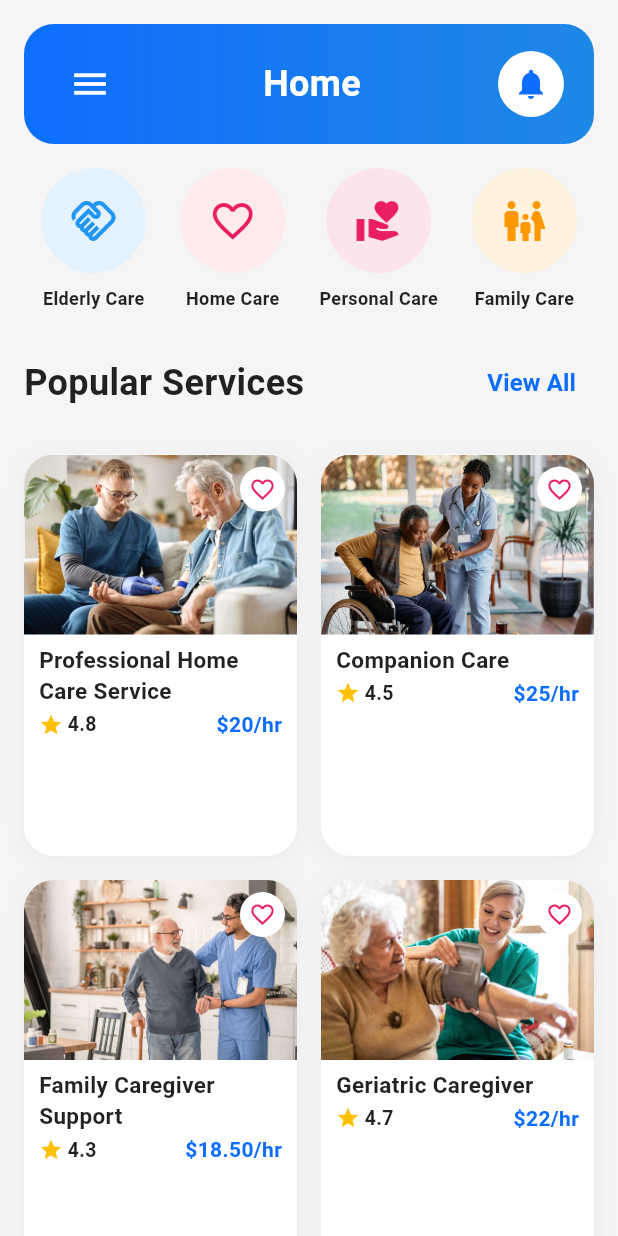
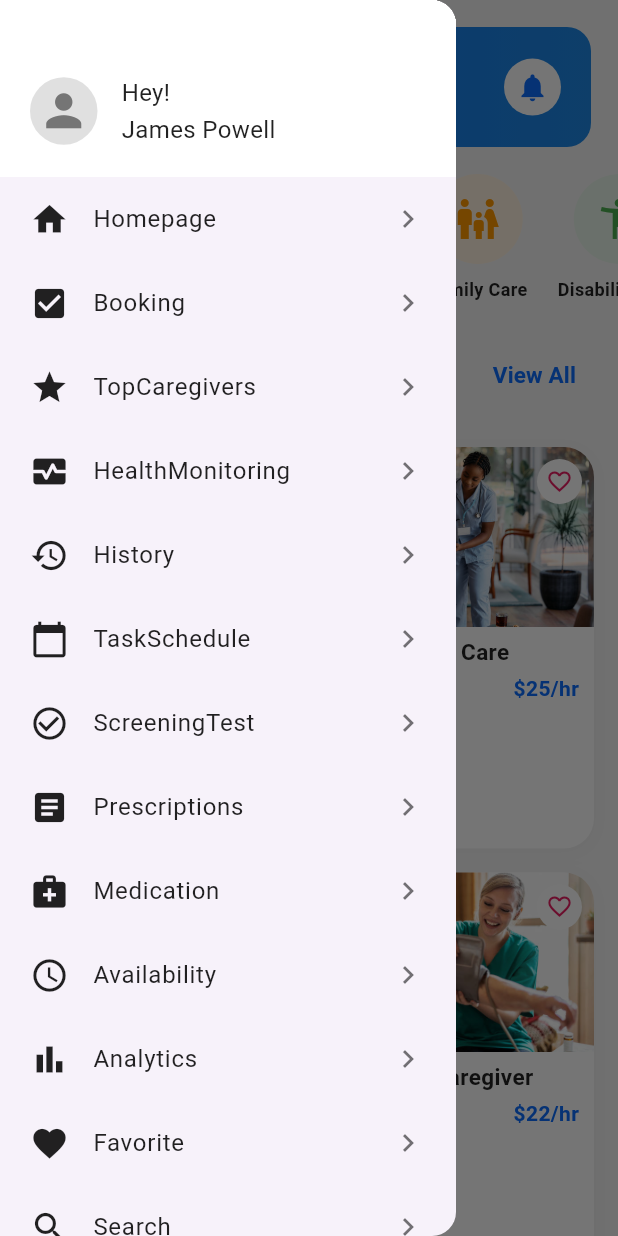
Before and after one commit to Sridharfiles/HomecareCRM, a Flutter app: the screen it shows after launch, after a tap on "Login", after a tap on the "menu" icon, on a phone screen of 412 x 824 dp. Run offline on Flutter 3.47's test engine with Material 3 defaults, Android fonts, the light colour scheme and no system bars.

Commit message:
slidedrawer added

```diff
--- a/lib/card.dart
+++ b/lib/card.dart
@@ -102,7 +102,7 @@ class _ServiceCardState extends State<ServiceCard> {
                     maxLines: 2,
                     overflow: TextOverflow.ellipsis,
                   ),
-                  const SizedBox(height: 2),
+                  const SizedBox(height: 4),
                   Row(
                     mainAxisAlignment: MainAxisAlignment.spaceBetween,
                     children: [
--- a/lib/screens/home.dart
+++ b/lib/screens/home.dart
@@ -1,6 +1,7 @@
 import 'package:flutter/material.dart';
 import 'package:homecarecrm/card.dart';
 import 'package:homecarecrm/data.dart';
+import 'package:homecarecrm/screens/slidefrawer/slidedrawer.dart';
 
 class HomePage extends StatelessWidget {
   const HomePage({Key? key}) : super(key: key);
@@ -9,12 +10,13 @@ class HomePage extends StatelessWidget {
   Widget build(BuildContext context) {
     return Scaffold(
       backgroundColor: Colors.grey[100],
+      drawer: const SlideDrawer(), // Add drawer here
       body: SafeArea(
         child: Column(
           children: [
             // Header
             Container(
-              margin: const EdgeInsets.all(16),
+              margin: const EdgeInsets.all(18),
               padding: const EdgeInsets.symmetric(horizontal: 20, vertical: 16),
               decoration: BoxDecoration(
                 gradient: const LinearGradient(
@@ -25,29 +27,35 @@ class HomePage extends StatelessWidget {
                     Color(0xFF1E88E5),
                   ],
                 ),
-                borderRadius: BorderRadius.circular(20),
+                borderRadius: BorderRadius.circular(16),
               ),
               child: Row(
                 mainAxisAlignment: MainAxisAlignment.spaceBetween,
                 children: [
-                  IconButton(
-                    onPressed: () {},
-                    icon: const Icon(
-                      Icons.menu,
-                      color: Colors.white,
-                      size: 28,
-                    ),
+                  Builder(
+                    builder: (BuildContext context) {
+                      return IconButton(
+                        onPressed: () {
+                          Scaffold.of(context).openDrawer();
+                        },
+                        icon: const Icon(
+                          Icons.menu,
+                          color: Colors.white,
+                          size: 26,
+                        ),
+                      );
+                    },
                   ),
                   const Text(
                     'Home',
                     style: TextStyle(
                       color: Colors.white,
-                      fontSize: 24,
+                      fontSize: 20,
                       fontWeight: FontWeight.w600,
                     ),
                   ),
                   Container(
-                    padding: const EdgeInsets.all(10),
+                    padding: const EdgeInsets.all(8),
                     decoration: const BoxDecoration(
                       color: Colors.white,
                       shape: BoxShape.circle,
@@ -55,7 +63,7 @@ class HomePage extends StatelessWidget {
                     child: const Icon(
                       Icons.notifications,
                       color: Color(0xFF0D6EFD),
-                      size: 24,
+                      size: 22,
                     ),
                   ),
                 ],
@@ -63,10 +71,11 @@ class HomePage extends StatelessWidget {
             ),
 
             // Category Icons
-            Padding(
-              padding: const EdgeInsets.symmetric(horizontal: 16),
-              child: Row(
-                mainAxisAlignment: MainAxisAlignment.spaceAround,
+            SizedBox(
+              height: 110,
+              child: ListView(
+                padding: const EdgeInsets.symmetric(horizontal: 16),
+                scrollDirection: Axis.horizontal,
                 children: [
                   _buildCategoryIcon(
                     icon: Icons.handshake_outlined,
@@ -74,29 +83,72 @@ class HomePage extends StatelessWidget {
                     color: const Color(0xFFE3F2FD),
                     iconColor: const Color(0xFF2196F3),
                   ),
+                  const SizedBox(width: 20),
                   _buildCategoryIcon(
                     icon: Icons.favorite_border,
                     label: 'Home Care',
                     color: const Color(0xFFFFEBEE),
                     iconColor: const Color(0xFFE91E63),
                   ),
+                  const SizedBox(width: 20),
                   _buildCategoryIcon(
                     icon: Icons.volunteer_activism,
                     label: 'Personal Care',
                     color: const Color(0xFFFCE4EC),
                     iconColor: const Color(0xFFE91E63),
                   ),
+                  const SizedBox(width: 20),
                   _buildCategoryIcon(
                     icon: Icons.family_restroom,
                     label: 'Family Care',
                     color: const Color(0xFFFFF3E0),
                     iconColor: const Color(0xFFFF9800),
                   ),
+                  const SizedBox(width: 20),
+                  _buildCategoryIcon(
+                    icon: Icons.accessibility_new_outlined,
+                    label: 'Disability Care',
+                    color: const Color(0xFFE8F5E9),
+                    iconColor: const Color(0xFF4CAF50),
+                  ),
+                  const SizedBox(width: 20),
+                  _buildCategoryIcon(
+                    icon: Icons.child_care_rounded,
+                    label: 'Child Care',
+                    color: const Color(0xFFF3E5F5),
+                    iconColor: const Color(0xFF9C27B0),
+                  ),
+                  const SizedBox(width: 20),
+                  _buildCategoryIcon(
+                    icon: Icons.pets_outlined,
+                    label: 'Pet Care',
+                    color: const Color.fromARGB(255, 229, 153, 109),
+                    iconColor: const Color.fromARGB(255, 176, 89, 39),
+                  ),
+                  _buildCategoryIcon(
+                    icon: Icons.pets_outlined,
+                    label: 'Medical Care',
+                    color: const Color(0xFFF3E5F5),
+                    iconColor: const Color(0xFF9C27B0),
+                  ),
+                  _buildCategoryIcon(
+                    icon: Icons.pets_outlined,
+                    label: 'Meal Support',
+                    color: const Color(0xFFF3E5F5),
+                    iconColor: const Color(0xFF9C27B0),
+                  ),
+                  _buildCategoryIcon(
+                    icon: Icons.pets_outlined,
+                    label: 'Emergency Care',
+                    color: const Color(0xFFF3E5F5),
+                    iconColor: const Color(0xFF9C27B0),
+                  ),
+
                 ],
               ),
             ),
 
-            const SizedBox(height: 24),
+
 
             // Popular Services Header
             Padding(
@@ -107,7 +159,7 @@ class HomePage extends StatelessWidget {
                   const Text(
                     'Popular Services',
                     style: TextStyle(
-                      fontSize: 24,
+                      fontSize: 22,
                       fontWeight: FontWeight.bold,
                       color: Colors.black87,
                     ),
@@ -117,7 +169,7 @@ class HomePage extends StatelessWidget {
                     child: const Text(
                       'View All',
                       style: TextStyle(
-                        fontSize: 16,
+                        fontSize: 15,
                         color: Color(0xFF0D6EFD),
                         fontWeight: FontWeight.w600,
                       ),
@@ -160,8 +212,8 @@ class HomePage extends StatelessWidget {
     return Column(
       children: [
         Container(
-          width: 70,
-          height: 70,
+          width: 60,
+          height: 60,
           decoration: BoxDecoration(
             color: color,
             shape: BoxShape.circle,
--- /dev/null
+++ b/lib/screens/slidefrawer/slidedrawer.dart
@@ -0,0 +1,211 @@
+import 'package:flutter/material.dart';
+
+class SlideDrawer extends StatelessWidget {
+  const SlideDrawer({Key? key}) : super(key: key);
+
+  @override
+  Widget build(BuildContext context) {
+    return Drawer(
+      child: Column(
+        children: [
+          // Profile Header
+          Container(
+            width: double.infinity,
+            padding: const EdgeInsets.fromLTRB(20, 50, 20, 20),
+            color: Colors.white,
+            child: Row(
+              children: [
+                // Profile Avatar with default icon
+                Container(
+                  width: 45,
+                  height: 45,
+                  decoration: BoxDecoration(
+                    color: Colors.grey[300],
+                    shape: BoxShape.circle,
+                  ),
+                  child: Icon(
+                    Icons.person,
+                    size: 35,
+                    color: Colors.grey[600],
+                  ),
+                ),
+                const SizedBox(width: 16),
+                // User Info
+                Column(
+                  crossAxisAlignment: CrossAxisAlignment.start,
+                  children: const [
+                    Text(
+                      'Hey!',
+                      style: TextStyle(
+                        fontSize: 16,
+                        color: Colors.black87,
+                        fontWeight: FontWeight.w400,
+                      ),
+                    ),
+                    SizedBox(height: 2),
+                    Text(
+                      'James Powell',
+                      style: TextStyle(
+                        fontSize: 16,
+                        color: Colors.black87,
+                        fontWeight: FontWeight.w400,
+                      ),
+                    ),
+                  ],
+                ),
+              ],
+            ),
+          ),
+
+          // Menu Items
+          Expanded(
+            child: ListView(
+              padding: EdgeInsets.zero,
+              children: [
+                _buildMenuItem(
+                  icon: Icons.home,
+                  title: 'Homepage',
+                  onTap: () {},
+                ),
+                _buildMenuItem(
+                  icon: Icons.check_box,
+                  title: 'Booking',
+                  onTap: () {},
+                ),
+                _buildMenuItem(
+                  icon: Icons.star,
+                  title: 'TopCaregivers',
+                  onTap: () {},
+                ),
+                _buildMenuItem(
+                  icon: Icons.monitor_heart,
+                  title: 'HealthMonitoring',
+                  onTap: () {},
+                ),
+                _buildMenuItem(
+                  icon: Icons.history,
+                  title: 'History',
+                  onTap: () {},
+                ),
+                _buildMenuItem(
+                  icon: Icons.calendar_today,
+                  title: 'TaskSchedule',
+                  onTap: () {},
+                ),
+                _buildMenuItem(
+                  icon: Icons.check_circle_outline,
+                  title: 'ScreeningTest',
+                  onTap: () {},
+                ),
+                _buildMenuItem(
+                  icon: Icons.article,
+                  title: 'Prescriptions',
+                  onTap: () {},
+                ),
+                _buildMenuItem(
+                  icon: Icons.medical_services,
+                  title: 'Medication',
+                  onTap: () {},
+                ),
+                _buildMenuItem(
+                  icon: Icons.access_time,
+                  title: 'Availability',
+                  onTap: () {},
+                ),
+                _buildMenuItem(
+                  icon: Icons.bar_chart,
+                  title: 'Analytics',
+                  onTap: () {},
+                ),
+                _buildMenuItem(
+                  icon: Icons.favorite,
+                  title: 'Favorite',
+                  onTap: () {},
+                ),
+                _buildMenuItem(
+                  icon: Icons.search,
+                  title: 'Search',
+                  onTap: () {},
+                ),
+                _buildMenuItem(
+                  icon: Icons.bookmark,
+                  title: 'Bookmark',
+                  onTap: () {},
+                ),
+                _buildMenuItem(
+                  icon: Icons.calendar_month,
+                  title: 'MyBookings',
+                  onTap: () {},
+                ),
+                _buildMenuItem(
+                  icon: Icons.monetization_on,
+                  title: 'Earnings',
+                  onTap: () {},
+                ),
+                _buildMenuItem(
+                  icon: Icons.subscriptions,
+                  title: 'Subscriptions',
+                  onTap: () {},
+                ),
+                _buildMenuItem(
+                  icon: Icons.wallet,
+                  title: 'Wallet',
+                  onTap: () {},
+                ),
+                _buildMenuItem(
+                  icon: Icons.message,
+                  title: 'Messages',
+                  onTap: () {},
+                ),
+                _buildMenuItem(
+                  icon: Icons.person,
+                  title: 'Profile',
+                  onTap: () {},
+                ),
+                _buildMenuItem(
+                  icon: Icons.reviews,
+                  title: 'Reviwes',
+                  onTap: () {},
+                ),
+                _buildMenuItem(
+                  icon: Icons.settings,
+                  title: 'Settings',
+                  onTap: () {},
+                ),
+              ],
+            ),
+          ),
+        ],
+      ),
+    );
+  }
+
+  Widget _buildMenuItem({
+    required IconData icon,
+    required String title,
+    required VoidCallback onTap,
+  }) {
+    return ListTile(
+      leading: Icon(
+        icon,
+        color: Colors.black87,
+        size: 26,
+      ),
+      title: Text(
+        title,
+        style: const TextStyle(
+          fontSize: 16,
+          fontWeight: FontWeight.w400,
+          color: Colors.black87,
+        ),
+      ),
+      trailing: const Icon(
+        Icons.chevron_right,
+        color: Colors.black54,
+        size: 24,
+      ),
+      onTap: onTap,
+      contentPadding: const EdgeInsets.symmetric(horizontal: 20, vertical: 0),
+    );
+  }
+}
```
